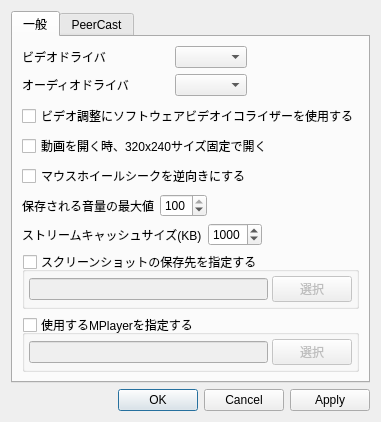
Old version of the form src/configdialog.ui in the repository nelkana/PurePlayer_As.
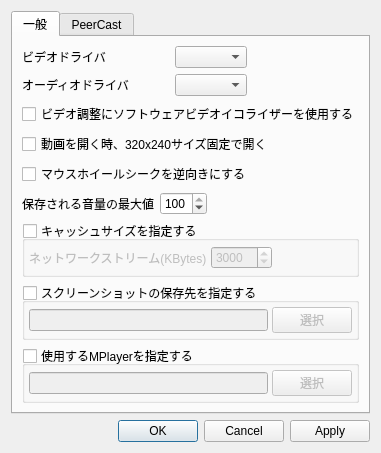
New version of the form. Custom widgets are drawn as their Qt base class.

Commit message:
キャッシュ設定部分の修正
・ストリーミングキャッシュサイズを直接指定するか自動にするか設定できる様にする
・ストリーミングキャッシュサイズの初期値、最小値、最大値を変更
    初期値: 変更前 → 1000, 変更後 → 3000
    最小値: 変更前 → 0,    変更後 → 100
    最大値: 変更前 → 3000, 変更後 → 50000

What changed in the file:
```diff
--- a/src/configdialog.ui
+++ b/src/configdialog.ui
@@ -7,7 +7,7 @@
     <x>0</x>
     <y>0</y>
     <width>376</width>
-    <height>412</height>
+    <height>436</height>
    </rect>
   </property>
   <property name="windowTitle">
@@ -122,19 +122,6 @@
          </item>
         </layout>
        </item>
-       <item>
-        <spacer name="verticalSpacer_3">
-         <property name="orientation">
-          <enum>Qt::Vertical</enum>
-         </property>
-         <property name="sizeHint" stdset="0">
-          <size>
-           <width>20</width>
-           <height>0</height>
-          </size>
-         </property>
-        </spacer>
-       </item>
        <item>
         <widget class="QCheckBox" name="_checkBoxSoftVideoEq">
          <property name="focusPolicy">
@@ -221,31 +208,55 @@
         </layout>
        </item>
        <item>
+        <widget class="QGroupBox" name="_groupBoxCacheSize">
+         <property name="toolTip">
+          <string>無効の場合は、自動でキャッシュサイズが決定されます。
+通常は無効の状態での使用をお勧めします。</string>
+         </property>
+         <property name="title">
+          <string>キャッシュサイズを指定する</string>
+         </property>
+         <property name="checkable">
+          <bool>true</bool>
+         </property>
+         <property name="checked">
+          <bool>false</bool>
+         </property>
         <layout class="QHBoxLayout" name="horizontalLayout_3">
+          <property name="spacing">
+           <number>4</number>
+          </property>
+          <property name="margin">
+           <number>4</number>
+          </property>
          <item>
           <widget class="QLabel" name="_label_3">
            <property name="text">
-            <string>ストリームキャッシュサイズ(KB)</string>
+             <string>ネットワークストリーム(KBytes)</string>
            </property>
           </widget>
          </item>
          <item>
-          <widget class="QSpinBox" name="_spinBoxCacheStream">
+           <widget class="CommonSpinBox" name="_cacheStreamSpinBox">
            <property name="focusPolicy">
             <enum>Qt::ClickFocus</enum>
            </property>
            <property name="toolTip">
-            <string>ネットワークストリーミングのキャッシュになります。</string>
+             <string>ネットワークストリーミングのキャッシュになります。
+再生が途切れる場合はサイズを大きくする事で改善が期待できます。</string>
+            </property>
+            <property name="minimum">
+             <number>100</number>
            </property>
            <property name="maximum">
+             <number>50000</number>
+            </property>
+            <property name="singleStep">
+             <number>100</number>
+            </property>
+            <property name="value">
             <number>3000</number>
            </property>
-           <property name="singleStep">
-            <number>50</number>
-           </property>
-           <property name="value">
-            <number>1000</number>
-           </property>
           </widget>
          </item>
          <item>
@@ -262,6 +273,7 @@
           </spacer>
          </item>
         </layout>
+        </widget>
        </item>
        <item>
         <widget class="QGroupBox" name="_groupBoxScreenshotPath">
@@ -541,6 +553,13 @@
    </item>
   </layout>
  </widget>
+ <customwidgets>
+  <customwidget>
+   <class>CommonSpinBox</class>
+   <extends>QSpinBox</extends>
+   <header>commonspinbox.h</header>
+  </customwidget>
+ </customwidgets>
  <resources/>
  <connections/>
 </ui>
```
Left out of the diff: 6 changed lines with no effect on the pictures. Lines whose indentation alone changed are shown as unchanged. The commit also changes 7 other files.
